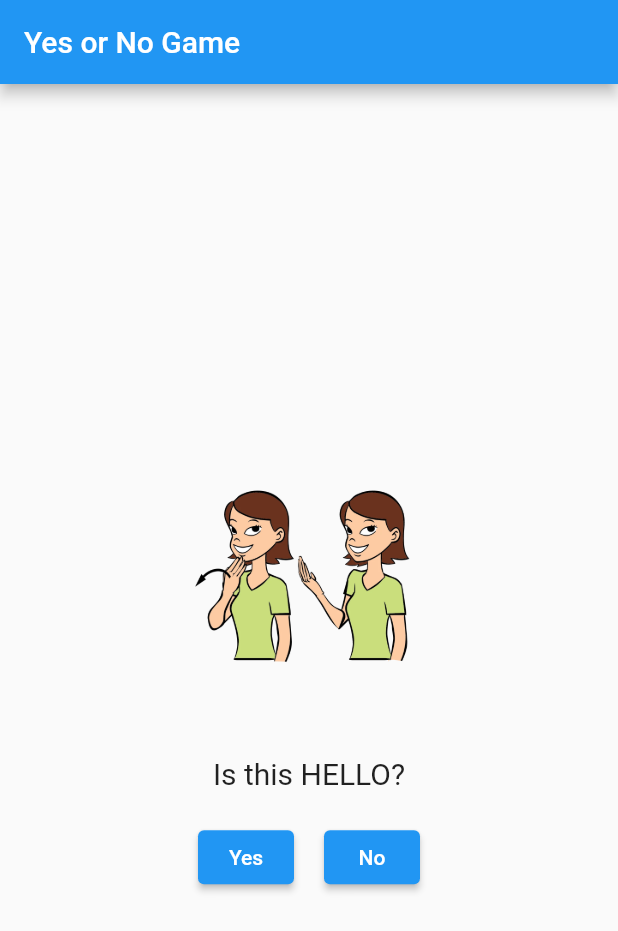
After one commit to shahks-hub/Playfulingo, a Flutter app: the GameScreen screen opened directly, after a tap on "yes_or_no", on a phone screen of 412 x 824 dp. The commit adds this screen. Shown: the top 931 px of the screen. Run offline on Flutter 3.47's test engine with Material 2 defaults, Android fonts, the phone set to English and light mode, and no system bars; our stand-ins replace animated_splash_screen, firebase_auth, firebase_core; missing offline and left inert: gradient_like_css; accounts and stored records are empty.

Commit message:
add yes no game

```diff
--- a/playfulingo/lib/Games/game.dart
+++ b/playfulingo/lib/Games/game.dart
@@ -1,7 +1,7 @@
 import 'package:flutter/material.dart';
 import 'package:playfulingo/Learn_ASL/flashcard.dart';
 import 'package:playfulingo/Games/multiple_choice.dart';
-import 'package:playfulingo/Games/memory_matching.dart';
+import 'package:playfulingo/Games/yes_no.dart';
 
 class GameItem extends StatelessWidget {
   final String title;
@@ -97,9 +97,9 @@ class GameScreen extends StatelessWidget {
                 nextScreen: FlashcardScreen(flashcards: flashcards)
             ),
             GameItem(
-                title: 'Memory Matching',
-                image: 'assets/memory-matching.png',
-                nextScreen: MemoryMatchingGame()
+                title: 'yes_or_no',
+                image: 'assets/yes_or_no.png',
+                nextScreen: YesNoGame()
             ),
           ],
         ),
--- /dev/null
+++ b/playfulingo/lib/Games/yes_no.dart
@@ -0,0 +1,129 @@
+import 'package:flutter/material.dart';
+
+
+class YesNoGame extends StatefulWidget {
+  @override
+  _YesNoGameState createState() => _YesNoGameState();
+}
+
+class _YesNoGameState extends State<YesNoGame> {
+  List<Map<String, dynamic>> questions = [
+    {
+      'image': 'assets/thank_you.png', // Load image from assets folder
+      'question': 'Is this HELLO?',
+      'answer': true,
+    },
+    {
+      'image': 'assets/hello.png', // Load image from assets folder
+      'question': 'Is this HELLO?',
+      'answer': false,
+    },
+  ];
+
+  int currentQuestionIndex = 0;
+  bool userAnswered = false;
+  int score = 0;
+
+  void nextQuestion() {
+    if (currentQuestionIndex < questions.length - 1) {
+      setState(() {
+        currentQuestionIndex++;
+        userAnswered = false;
+      });
+    } else {
+      // Game over
+      showGameOverDialog();
+    }
+  }
+
+  void checkAnswer(bool answer) {
+    if (questions[currentQuestionIndex]['answer'] == answer) {
+      // Correct answer
+      setState(() {
+        score++;
+      });
+    }
+    setState(() {
+      userAnswered = true;
+    });
+  }
+
+  void restartGame() {
+    setState(() {
+      currentQuestionIndex = 0;
+      userAnswered = false;
+      score = 0;
+    });
+  }
+
+  Future<void> showGameOverDialog() async {
+    return showDialog(
+      context: context,
+      builder: (context) {
+        return AlertDialog(
+          title: Text('Game Over'),
+          content: Text('Your Score: $score / ${questions.length}'),
+          actions: <Widget>[
+            TextButton(
+              onPressed: () {
+                Navigator.of(context).pop();
+                restartGame();
+              },
+              child: Text('Restart'),
+            ),
+          ],
+        );
+      },
+    );
+  }
+
+  @override
+  Widget build(BuildContext context) {
+    return MaterialApp(
+      home: Scaffold(
+        appBar: AppBar(
+          title: Text('Yes or No Game'),
+        ),
+        body: Center(
+          child: Column(
+            mainAxisAlignment: MainAxisAlignment.center,
+            children: <Widget>[
+              Image.asset(
+                questions[currentQuestionIndex]['image'], // Use AssetImage to load from assets
+                width: 200,
+                height: 200,
+              ),
+              Padding(
+                padding: const EdgeInsets.all(20.0),
+                child: Text(
+                  questions[currentQuestionIndex]['question'],
+                  style: TextStyle(fontSize: 20.0),
+                ),
+              ),
+              if (!userAnswered)
+                Row(
+                  mainAxisAlignment: MainAxisAlignment.center,
+                  children: <Widget>[
+                    ElevatedButton(
+                      onPressed: () => checkAnswer(true),
+                      child: Text('Yes'),
+                    ),
+                    SizedBox(width: 20.0),
+                    ElevatedButton(
+                      onPressed: () => checkAnswer(false),
+                      child: Text('No'),
+                    ),
+                  ],
+                ),
+              if (userAnswered)
+                ElevatedButton(
+                  onPressed: nextQuestion,
+                  child: Text('Next'),
+                ),
+            ],
+          ),
+        ),
+      ),
+    );
+  }
+}
```
Also changed, not shown: playfulingo/assets/yes_or_no.png (added).
